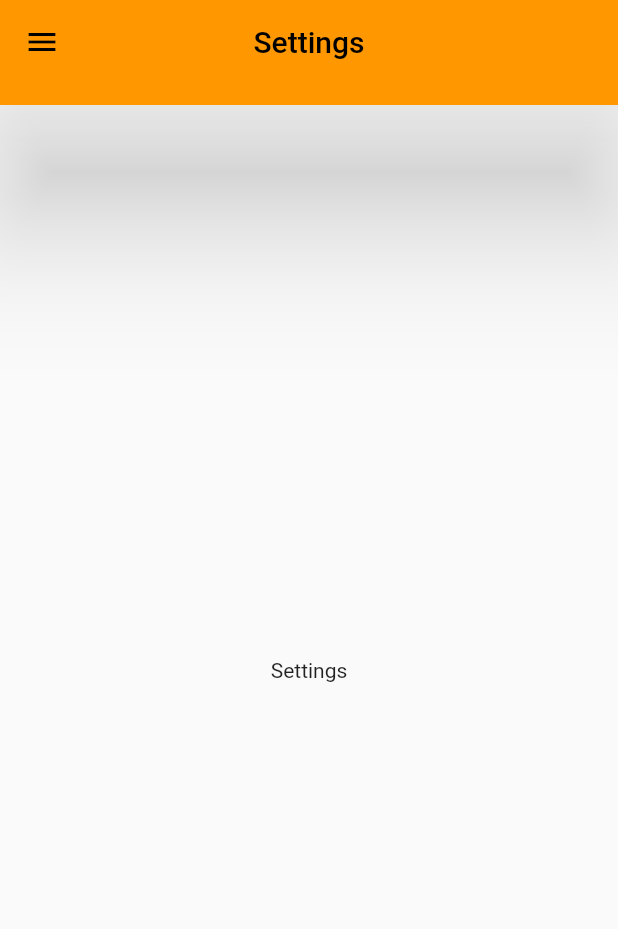
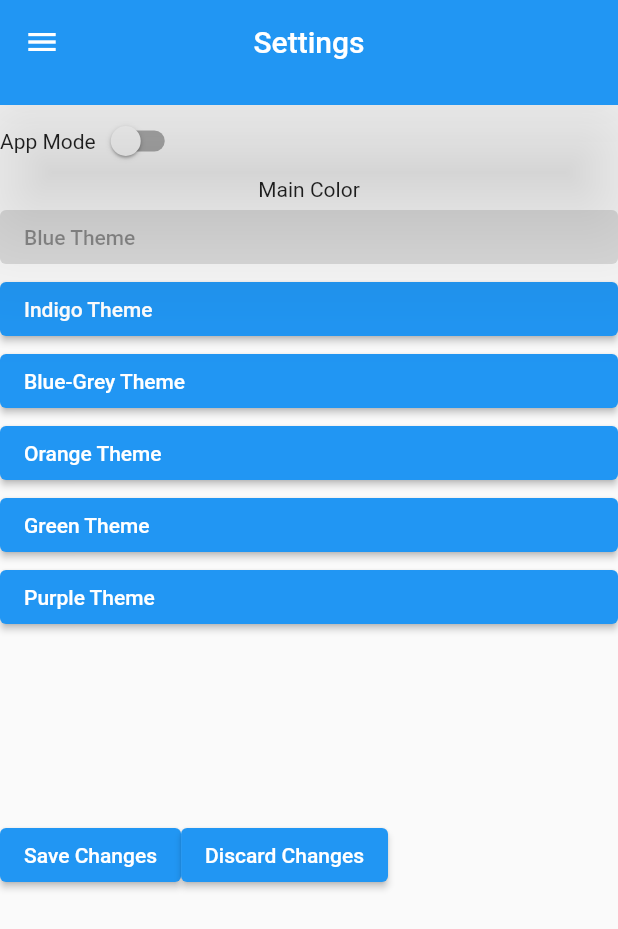
Before and after one commit to MarkusSchramm/rua, a Flutter app: the Settings screen opened by its route, on a phone screen of 412 x 824 dp. Shown: the top 929 px of the screen. Run offline on Flutter 3.47's test engine with Material 2 defaults, Android fonts, the light colour scheme and no system bars; our stand-ins replace dio, get_it, shared_preferences; accounts and stored records are empty.

Commit message:
shared prefs

```diff
--- a/lib/src/features/home/presentation/views/home.dart
+++ b/lib/src/features/home/presentation/views/home.dart
@@ -12,7 +12,9 @@ class Home extends StatelessWidget {
     return Scaffold(
       appBar: RuaAppBar(parentName: name),
       drawer: RuaDrawer(parentName: name),
-      body: Center(child: Text(name)),
+      body: Center(
+        child: Text(name),
+      ),
     );
   }
 }
--- a/lib/src/features/home/presentation/views/settings.dart
+++ b/lib/src/features/home/presentation/views/settings.dart
@@ -1,6 +1,11 @@
 import 'package:flutter/material.dart';
 
 import 'package:rua/src/config/config.dart';
+import 'package:rua/src/random_user_app.dart';
+import 'package:shared_preferences/shared_preferences.dart';
+
+import '../widgets/settings_button.dart';
+import '../widgets/settings_switch.dart';
 
 class Settings extends StatelessWidget {
   final String name = settingsName;
@@ -12,7 +17,71 @@ class Settings extends StatelessWidget {
     return Scaffold(
       appBar: RuaAppBar(parentName: name),
       drawer: RuaDrawer(parentName: name),
-      body: Center(child: Text(name)),
+      body: Column(
+          children: <Widget>[
+            const Row(
+              children: <Widget>[
+                Text('App Mode'),
+                SettingsSwitch(),
+              ],
+            ),
+            const Text('Main Color'),
+            SizedBox(
+              width: double.infinity,
+              height: MediaQuery.of(context).size.height / 2,
+              child: ListView.builder(
+                itemCount: RandomUserAppTheme.values.length,
+                itemBuilder: (context, index) {
+                  return SettingsButton(theme: RandomUserAppTheme.values[index]);
+                }
+              ),
+            ),
+            Row(
+              children: <Widget>[
+                ElevatedButton(
+                    onPressed: () => savePreferences(context),
+                    child: const Text('Save Changes'),
+                ),
+                ElevatedButton(
+                  onPressed: () => setDefaults(context),
+                  child: const Text('Discard Changes'),
+                ),
+              ],
+            ),
+          ],
+        ),
     );
   }
+
+  Future savePreferences(BuildContext context) async {
+    int themeNum = RandomUserApp.of(context)!.getCurrentThemeNum();
+    ThemeMode themeMode = RandomUserApp.of(context)!.getCurrentThemeMode();
+    SharedPreferences prefs = await SharedPreferences.getInstance();
+    String mode = 'system';
+
+    if (themeMode == ThemeMode.system) {
+      mode = 'system';
+    }
+    if (themeMode == ThemeMode.light) {
+      mode = 'light';
+    }
+    if (themeMode == ThemeMode.dark) {
+      mode = 'dark';
+    }
+
+    await prefs.setInt('Theme', themeNum);
+    await prefs.setString('ThemeMode', mode);
+  }
+
+  Future deletePreferences() async {
+    SharedPreferences prefs = await SharedPreferences.getInstance();
+    await prefs.clear();
+  }
+
+  void setDefaults(BuildContext context) {
+    RandomUserApp.of(context)?.changeColor(theme: RandomUserAppTheme.blue);
+    RandomUserApp.of(context)?.changeThemeMode(mode: ThemeMode.system);
+    deletePreferences();
+    Navigator.pushNamed(context, settingsRoute);
+  }
 }
--- /dev/null
+++ b/lib/src/features/home/presentation/widgets/settings_button.dart
@@ -0,0 +1,27 @@
+import 'package:flutter/material.dart';
+
+import 'package:rua/src/config/config.dart';
+import 'package:rua/src/random_user_app.dart';
+
+class SettingsButton extends StatelessWidget {
+  final RandomUserAppTheme theme;
+
+  const SettingsButton({
+    super.key,
+    required this.theme,
+  });
+
+  @override
+  Widget build(BuildContext context) {
+    return ElevatedButton(
+      onPressed: theme.color == Theme.of(context).colorScheme.primary
+          ? null : () {
+        RandomUserApp.of(context)?.changeColor(theme: theme);
+      },
+      child: SizedBox(
+          width: double.infinity,
+          child: Text(theme.name)
+      ),
+    );
+  }
+}
--- /dev/null
+++ b/lib/src/features/home/presentation/widgets/settings_switch.dart
@@ -0,0 +1,37 @@
+import 'package:flutter/material.dart';
+
+import 'package:rua/src/random_user_app.dart';
+
+class SettingsSwitch extends StatefulWidget {
+  const SettingsSwitch({super.key});
+
+  @override
+  State<SettingsSwitch> createState() => _SettingsSwitchState();
+}
+
+class _SettingsSwitchState extends State<SettingsSwitch> {
+  bool _isDark = ThemeMode.system == ThemeMode.dark;
+
+  @override
+  void initState() {
+    super.initState();
+    setState(() {
+      _isDark =
+          RandomUserApp.of(context)?.getCurrentThemeMode() == ThemeMode.dark;
+    });
+  }
+
+  @override
+  Widget build(BuildContext context) {
+    return Switch(
+      value: _isDark,
+      onChanged: (value) {
+        RandomUserApp.of(context)?.changeThemeMode(
+            mode: value ? ThemeMode.dark : ThemeMode.light);
+        setState(() {
+          _isDark = value;
+        });
+      }
+    );
+  }
+}
--- a/lib/src/random_user_app.dart
+++ b/lib/src/random_user_app.dart
@@ -1,21 +1,75 @@
 import 'package:flutter/material.dart';
+import 'package:shared_preferences/shared_preferences.dart';
 
 import 'config/config.dart';
 
-class RandomUserApp extends StatelessWidget {
-  final color = RandomUserAppTheme.orange.color;
+class RandomUserApp extends StatefulWidget {
 
-  RandomUserApp({super.key});
+  const RandomUserApp({super.key});
+
+  @override
+  State<RandomUserApp> createState() => _RandomUserAppState();
+
+  static _RandomUserAppState? of(BuildContext context) =>
+      context.findAncestorStateOfType<_RandomUserAppState>();
+}
+
+class _RandomUserAppState extends State<RandomUserApp> {
+  int _themeNum = 0;
+  String _themeMode = 'system';
+  MaterialColor _color = RandomUserAppTheme.blue.color;
+  ThemeMode _mode = ThemeMode.system;
+
+  @override
+  void initState() {
+    super.initState();
+    readAndWritePreferences();
+  }
 
   @override
   Widget build(BuildContext context) {
     return MaterialApp(
       title: appTitle,
-      theme: theme(color, Brightness.light),
-      darkTheme: theme(color, Brightness.dark),
-      themeMode: ThemeMode.system,
+      theme: theme(_color, Brightness.light),
+      darkTheme: theme(_color, Brightness.dark),
+      themeMode: _mode,
       initialRoute: defaultRoute,
       onGenerateRoute: AppRoutes.onGenerateRoutes,
     );
   }
+
+  Future readAndWritePreferences() async {
+    SharedPreferences prefs = await SharedPreferences.getInstance();
+    _themeNum = prefs.getInt('Theme')?? 0;
+    _themeMode = prefs.getString('ThemeMode')?? 'system';
+    setState(() {
+      _color = RandomUserAppTheme.values[_themeNum].color;
+      if(_themeMode == 'system') {
+        _mode = ThemeMode.system;
+      }
+      if(_themeMode == 'light'){
+        _mode = ThemeMode.light;
+      }
+      if(_themeMode == 'dark'){
+        _mode = ThemeMode.dark;
+      }
+    });
+  }
+
+  void changeColor({required RandomUserAppTheme theme}) {
+    setState(() {
+      _color = theme.color;
+      _themeNum = theme.index;
+    });
+  }
+
+  void changeThemeMode({required ThemeMode mode}) {
+    setState(() {
+      _mode = mode;
+    });
+  }
+
+  int getCurrentThemeNum() => _themeNum;
+
+  ThemeMode getCurrentThemeMode() => _mode;
 }
--- a/pubspec.yaml
+++ b/pubspec.yaml
@@ -60,6 +60,9 @@ dependencies:
   logger: any
   json_annotation: ^4.8.1
 
+  # saving theme to shared prefs
+  shared_preferences: ^2.2.2
+
 dev_dependencies:
   flutter_test:
     sdk: flutter
```
Also changed, not shown: pubspec.lock, 1 other file.
